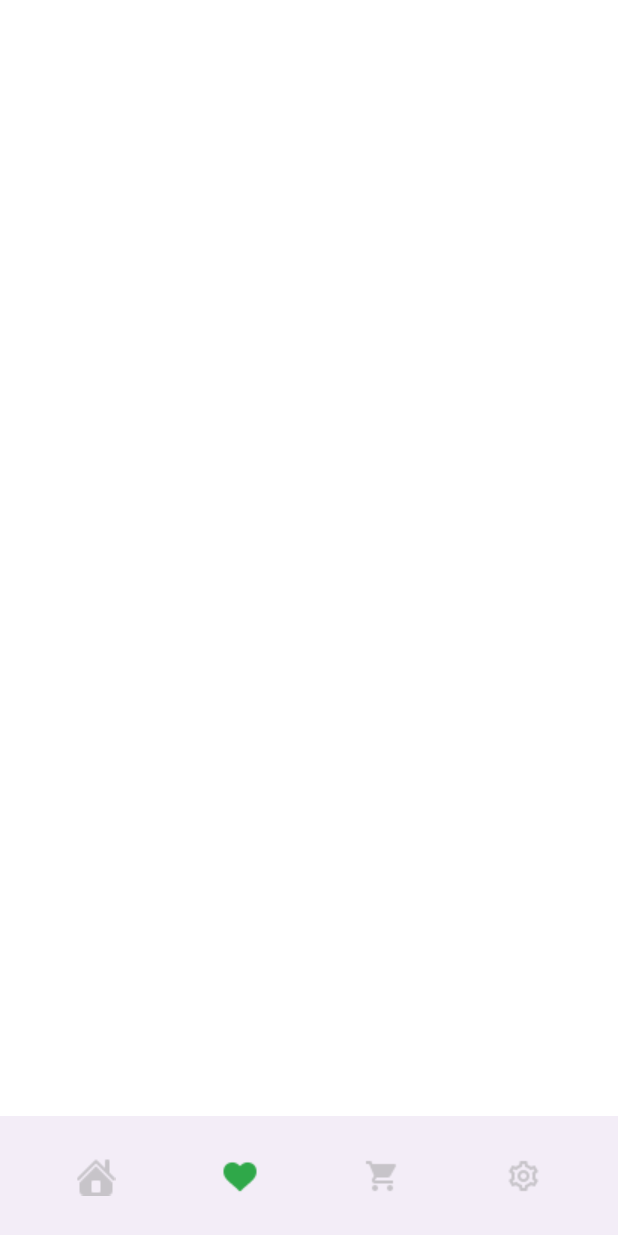
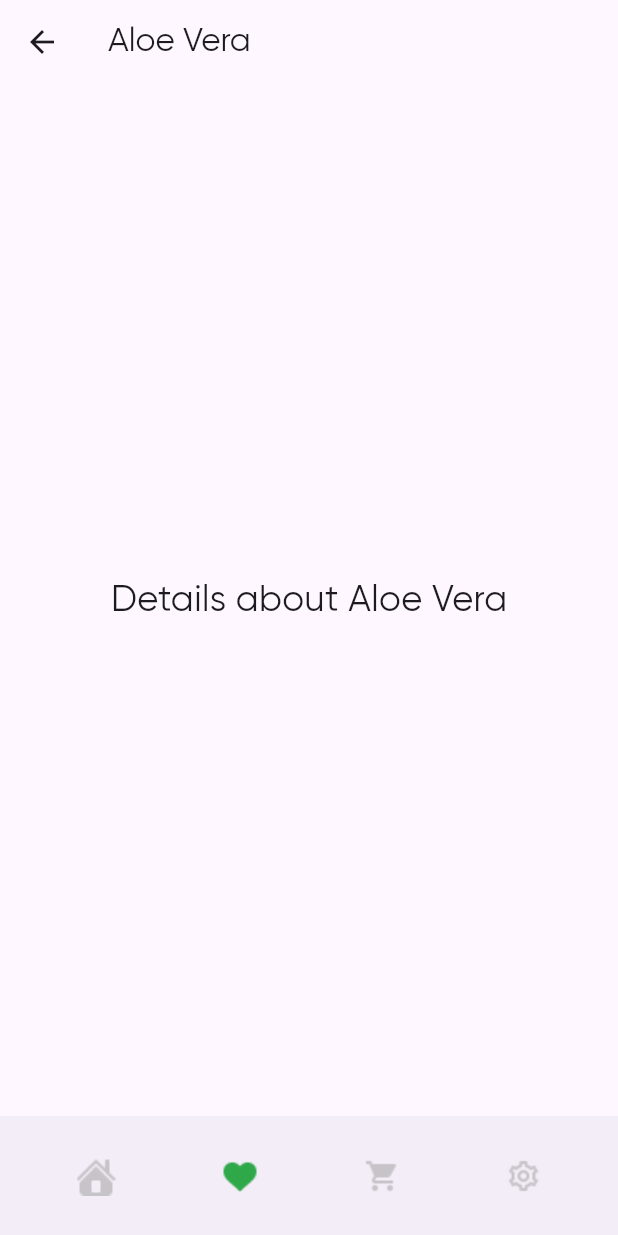
Before and after one commit to jamalihassan0307/Flutter-Plant-App, a Flutter app: the BottomNavBar screen opened directly, swiped to page 2, on a phone screen of 412 x 824 dp. Run offline on Flutter 3.47's test engine with Material 3 defaults, Android fonts, the phone set to English and light mode, and no system bars.

Commit message:
PlantDetailsPage

```diff
--- /dev/null
+++ b/lib/Screen_page/plant_details_page.dart
@@ -0,0 +1,28 @@
+import 'package:flutter/material.dart';
+
+class PlantDetailsPage extends StatelessWidget {
+  final String plantName;
+
+  const PlantDetailsPage({Key? key, required this.plantName}) : super(key: key);
+
+  @override
+  Widget build(BuildContext context) {
+    return Scaffold(
+      appBar: AppBar(
+        title: Text(plantName),
+      ),
+      body: Center(
+        child: Column(
+          mainAxisAlignment: MainAxisAlignment.center,
+          children: [
+            Text(
+              'Details about $plantName',
+              style: TextStyle(fontSize: 24),
+            ),
+            // Add more details and UI elements here
+          ],
+        ),
+      ),
+    );
+  }
+}
--- a/lib/widgets/bottom_nav.dart
+++ b/lib/widgets/bottom_nav.dart
@@ -2,6 +2,7 @@ import 'package:flutter/material.dart';
 import 'package:ui_13/const/color.dart';
 import 'package:ui_13/List_data/bottom_menu.dart';
 import 'package:ui_13/Screen_page/home_page.dart';
+import 'package:ui_13/Screen_page/plant_details_page.dart';
 
 class BottomNavBar extends StatefulWidget {
   const BottomNavBar({Key? key}) : super(key: key);
@@ -56,7 +57,7 @@ class _BottomNavBarState extends State<BottomNavBar> {
 
 List<Widget> child = [
   const HomePage(),
-  Container(color: white),
+  const PlantDetailsPage(plantName: 'Aloe Vera'),
   Container(color: white),
   Container(color: white),
 ];
```
Also changed, not shown: 3 other files.
